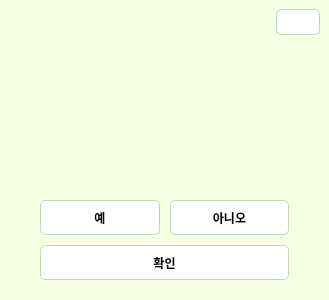
First picture: the form in UI/DialogWarning.ui, repository song030/CropFairy, before the edit.
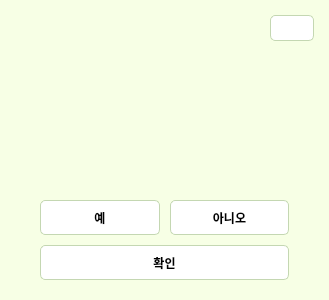
Second picture: the form after the edit. Icons and pictures are not drawn.

Diff of the .ui file:
```diff
--- a/UI/DialogWarning.ui
+++ b/UI/DialogWarning.ui
@@ -56,6 +56,12 @@
    <item>
     <widget class="QWidget" name="widget" native="true">
      <layout class="QHBoxLayout" name="horizontalLayout">
+      <property name="topMargin">
+       <number>15</number>
+      </property>
+      <property name="rightMargin">
+       <number>15</number>
+      </property>
       <item>
        <spacer name="horizontalSpacer">
         <property name="orientation">
@@ -92,14 +98,17 @@
    <item>
     <widget class="QWidget" name="widget_2" native="true">
      <layout class="QHBoxLayout" name="horizontalLayout_2" stretch="0,1">
+      <property name="spacing">
+       <number>10</number>
+      </property>
       <property name="leftMargin">
-       <number>9</number>
+       <number>15</number>
       </property>
       <property name="topMargin">
        <number>0</number>
       </property>
       <property name="rightMargin">
-       <number>9</number>
+       <number>15</number>
       </property>
       <property name="bottomMargin">
        <number>9</number>
@@ -107,6 +116,9 @@
       <item>
        <widget class="QWidget" name="widget_3" native="true">
         <layout class="QVBoxLayout" name="verticalLayout_2">
+         <property name="spacing">
+          <number>0</number>
+         </property>
          <property name="leftMargin">
           <number>0</number>
          </property>
@@ -136,6 +148,9 @@
            <property name="scaledContents">
             <bool>true</bool>
            </property>
+           <property name="alignment">
+            <set>Qt::AlignCenter</set>
+           </property>
           </widget>
          </item>
          <item>
```
